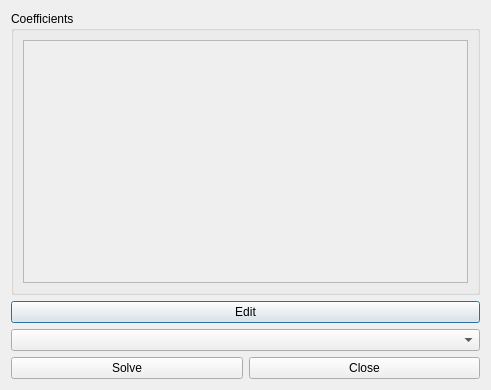
Above: taskwindow.ui from idmit/solver before the change. Below: the same form after it.
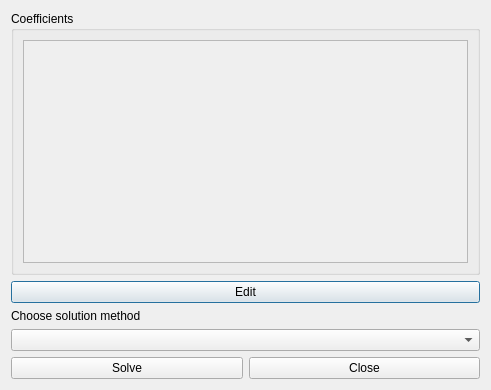
That is the form after the change.

Commit message: made ui more informative

Diff of the .ui file:
```diff
--- a/taskwindow.ui
+++ b/taskwindow.ui
@@ -19,7 +19,7 @@
      <property name="title">
       <string>Coefficients</string>
      </property>
-     <layout class="QVBoxLayout" name="verticalLayout_2">
+     <layout class="QVBoxLayout" name="verticalLayout_4">
       <item>
        <widget class="QScrollArea" name="scrollArea">
         <property name="widgetResizable">
@@ -31,7 +31,7 @@
            <x>0</x>
            <y>0</y>
            <width>435</width>
-           <height>218</height>
+           <height>184</height>
           </rect>
          </property>
          <layout class="QVBoxLayout" name="verticalLayout">
@@ -59,14 +59,25 @@
     </widget>
    </item>
    <item>
+    <layout class="QVBoxLayout" name="verticalLayout_2">
+     <item>
     <widget class="QPushButton" name="editButton">
      <property name="text">
       <string>Edit</string>
      </property>
     </widget>
    </item>
+     <item>
+      <widget class="QLabel" name="label">
+       <property name="text">
+        <string>Choose solution method</string>
+       </property>
+      </widget>
+     </item>
    <item>
     <widget class="QComboBox" name="solutionMethodsCombo"/>
+     </item>
+    </layout>
    </item>
    <item>
     <layout class="QHBoxLayout" name="horizontalLayout">
```
Lines whose indentation alone changed are shown as unchanged. The commit also changes 1 other file.
